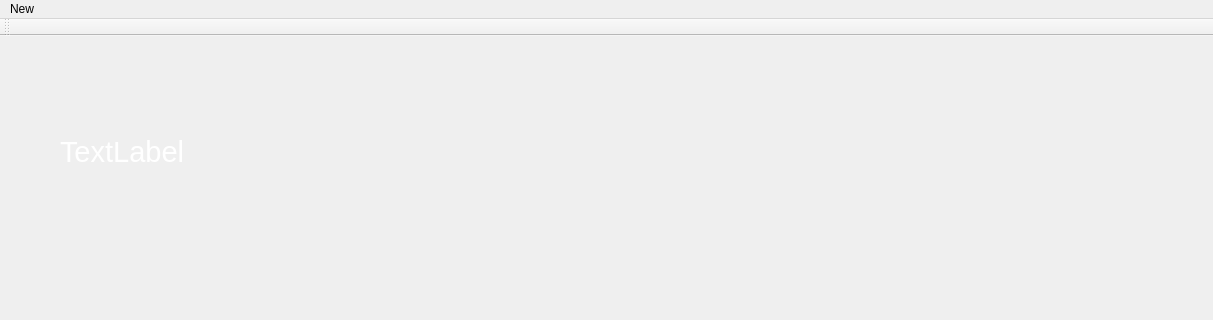
Above: album/mainwindow.ui from kaiser4900/Trabajo_Final before the change; both pictures show x 0 to 1213 and y 0 to 320 of the 1213 by 649 pixel window. Below: the same form after it.
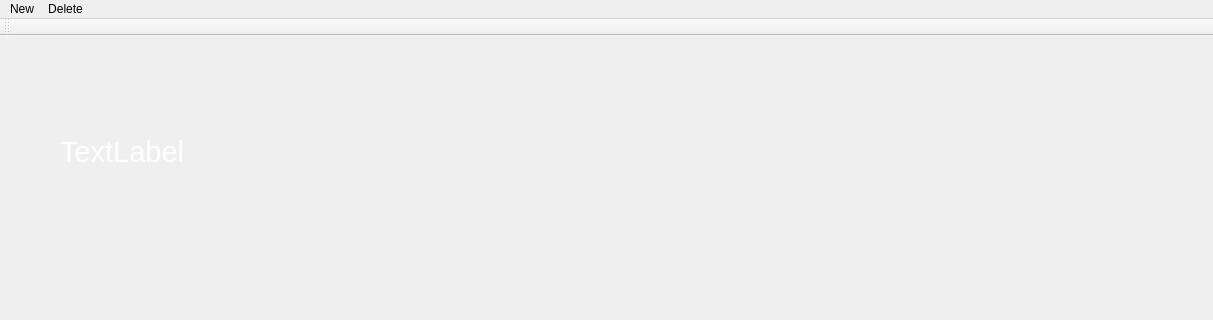
That is the form after the change.

What changed in the file:
```diff
--- a/album/mainwindow.ui
+++ b/album/mainwindow.ui
@@ -130,7 +130,15 @@
     </property>
     <addaction name="actionimagen"/>
    </widget>
+   <widget class="QMenu" name="menudelete">
+    <property name="title">
+     <string>Delete</string>
+    </property>
+    <addaction name="actionFront"/>
+    <addaction name="actionBack"/>
+   </widget>
    <addaction name="NEW"/>
+   <addaction name="menudelete"/>
   </widget>
   <widget class="QToolBar" name="mainToolBar">
    <attribute name="toolBarArea">
```
Left out of the diff: 10 changed lines with no effect on the pictures.
